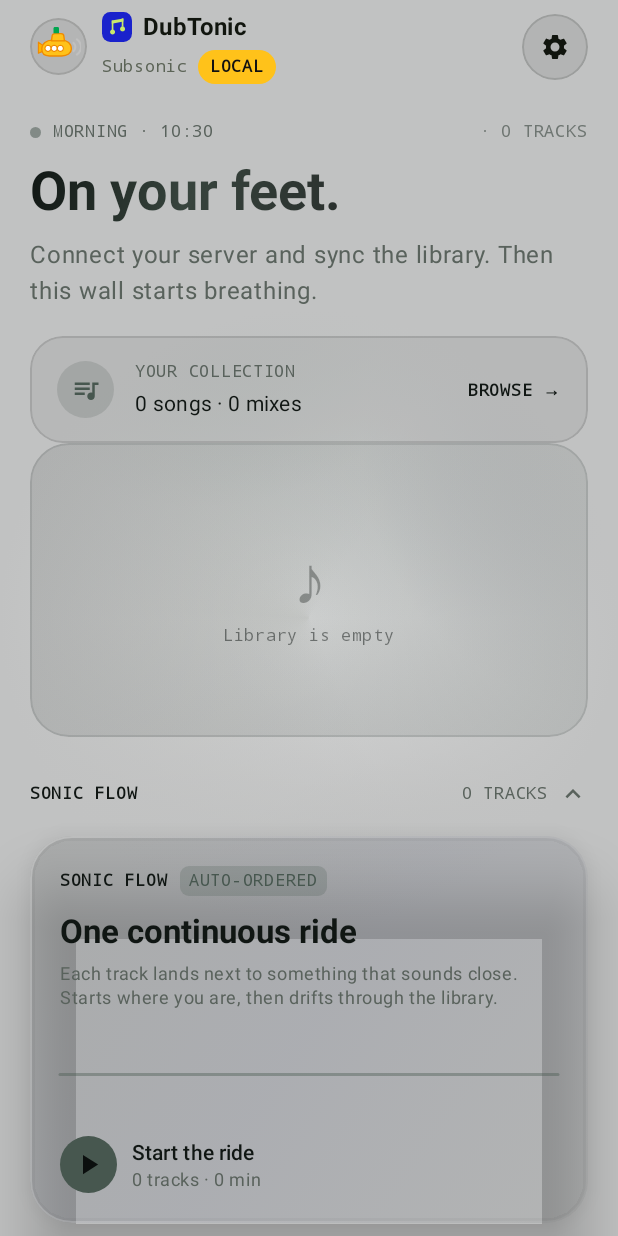
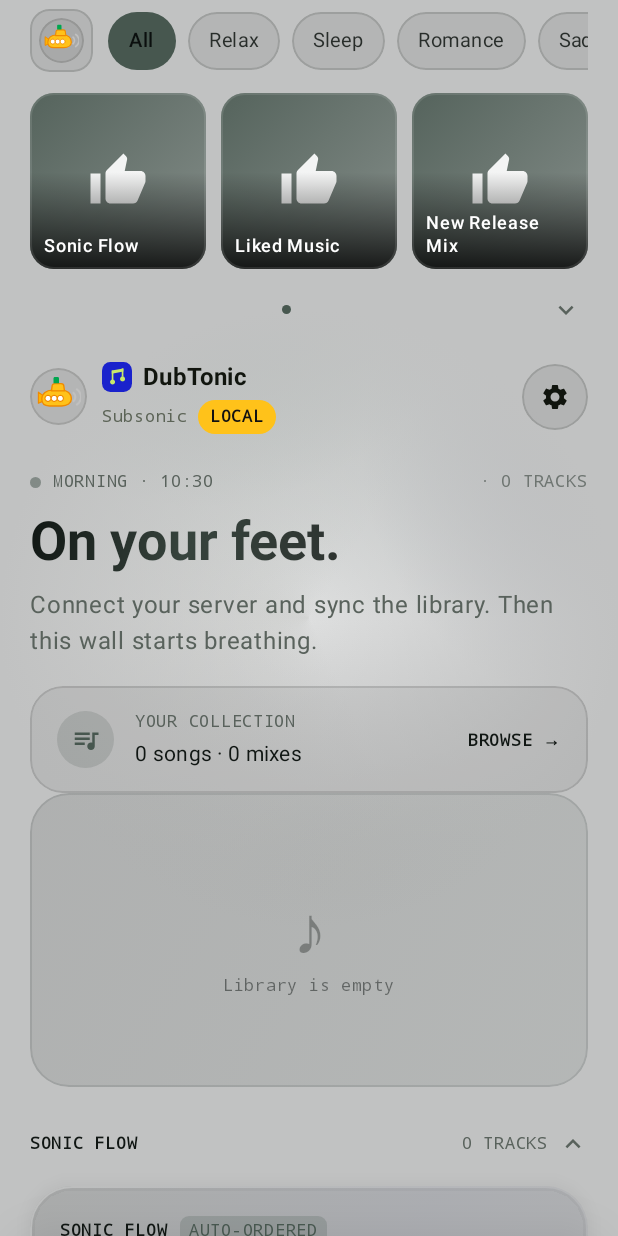
Before and after one commit to atomxkc-drold/DubTonic, an Android app built with Jetpack Compose: the screen it shows after launch (MainActivity), on a phone screen of 412 x 824 dp. Run offline under Robolectric (Android 15) with nearby library versions, the phone set to English and light mode, and no system bars; our stand-ins replace Dagger/Hilt's generated code, Room's generated code; libraries missing offline, so code that uses them is left out: androidx.palette.graphics; network calls fail; pictures from the network do not load; 5 statements that could not run were skipped.

Commit message:
Home: add a launchpad grid as the first thing on the page
Adds (nothing replaced):
- A mood chip row with the Subsonic mark at the top-left, where the reference
  puts its grid icon.
- A three-across grid of mix tiles: Sonic Flow, Liked Music, New Release Mix,
  the vibe stacks and the era buckets. Each tile is one tap to play.
- Twelve tiles per page with tappable page dots, and a chevron that folds the
  grid down to a single row.
- Chips narrow the library by genre keywords; the filter falls back to the whole
  library rather than emptying the page.
- HomeViewModel gains playLiked() and playRecent() for the two new tiles.

```diff
--- /dev/null
+++ b/app/src/main/kotlin/com/androidharness/musicplayer/feature/home/HomeLaunchpad.kt
@@ -0,0 +1,282 @@
+package com.androidharness.musicplayer.feature.home
+
+import android.net.Uri
+import androidx.compose.foundation.background
+import androidx.compose.foundation.border
+import androidx.compose.foundation.clickable
+import androidx.compose.foundation.layout.Arrangement
+import androidx.compose.foundation.layout.Box
+import androidx.compose.foundation.layout.Column
+import androidx.compose.foundation.layout.Row
+import androidx.compose.foundation.layout.Spacer
+import androidx.compose.foundation.layout.aspectRatio
+import androidx.compose.foundation.layout.fillMaxSize
+import androidx.compose.foundation.layout.fillMaxWidth
+import androidx.compose.foundation.layout.height
+import androidx.compose.foundation.layout.padding
+import androidx.compose.foundation.layout.size
+import androidx.compose.foundation.layout.width
+import androidx.compose.foundation.lazy.LazyRow
+import androidx.compose.foundation.lazy.items
+import androidx.compose.foundation.shape.CircleShape
+import androidx.compose.foundation.shape.RoundedCornerShape
+import androidx.compose.material.icons.Icons
+import androidx.compose.material.icons.filled.KeyboardArrowDown
+import androidx.compose.material.icons.filled.ThumbUp
+import androidx.compose.material3.Icon
+import androidx.compose.material3.Text
+import androidx.compose.runtime.Composable
+import androidx.compose.runtime.getValue
+import androidx.compose.runtime.mutableIntStateOf
+import androidx.compose.runtime.mutableStateOf
+import androidx.compose.runtime.remember
+import androidx.compose.runtime.saveable.rememberSaveable
+import androidx.compose.runtime.setValue
+import androidx.compose.ui.Alignment
+import androidx.compose.ui.Modifier
+import androidx.compose.ui.draw.clip
+import androidx.compose.ui.draw.rotate
+import androidx.compose.ui.graphics.Brush
+import androidx.compose.ui.graphics.Color
+import androidx.compose.ui.graphics.vector.ImageVector
+import androidx.compose.ui.layout.ContentScale
+import androidx.compose.ui.text.font.FontWeight
+import androidx.compose.ui.text.style.TextOverflow
+import androidx.compose.ui.unit.dp
+import androidx.compose.ui.unit.sp
+import coil3.compose.AsyncImage
+import com.androidharness.musicplayer.core.model.Track
+import com.androidharness.musicplayer.ui.chrome.SubsonicBadge
+
+/** One square tile in the launchpad grid. */
+data class LaunchTile(
+    val id: String,
+    val label: String,
+    val artwork: Uri?,
+    val accent: Color,
+    val icon: ImageVector? = null,
+    val onOpen: () -> Unit,
+)
+
+object Moods {
+    const val ALL = "All"
+    val chips = listOf("All", "Relax", "Sleep", "Romance", "Sad", "Focus", "Party")
+}
+
+private val moodKeywords = mapOf(
+    "Relax" to listOf("chill", "ambient", "downtempo", "lounge", "acoustic", "lo-fi", "lofi"),
+    "Sleep" to listOf("ambient", "drone", "classical", "piano", "sleep", "new age"),
+    "Romance" to listOf("r&b", "rnb", "soul", "love", "ballad", "jazz", "slow"),
+    "Sad" to listOf("sad", "emo", "blues", "acoustic", "slowcore", "melancholy"),
+    "Focus" to listOf("instrumental", "classical", "electronic", "techno", "idm"),
+    "Party" to listOf("dance", "house", "edm", "pop", "hip hop", "rap", "club"),
+)
+
+/**
+ * Library narrowed to a mood, using genre tags. Falls back to everything when the filter
+ * would leave too little behind, so a chip can never empty the page.
+ */
+fun tracksForMood(tracks: List<Track>, mood: String): List<Track> {
+    if (mood == Moods.ALL) return tracks
+    val keywords = moodKeywords[mood] ?: return tracks
+    val matches = tracks.filter { track ->
+        val genre = track.genre?.lowercase() ?: return@filter false
+        keywords.any { keyword -> genre.contains(keyword) }
+    }
+    return if (matches.size >= 12) matches else tracks
+}
+
+/**
+ * The first thing on Home: a mood chip row with the Subsonic mark at the top-left, and a
+ * three-across grid of mixes. Paged twelve at a time, and collapsible to one row.
+ */
+@Composable
+fun HomeLaunchpad(
+    tiles: List<LaunchTile>,
+    selectedMood: String,
+    onMoodSelected: (String) -> Unit,
+    onOpenSettings: () -> Unit,
+    accent: Color,
+    ink: Color,
+    muted: Color,
+    modifier: Modifier = Modifier,
+) {
+    var page by rememberSaveable { mutableIntStateOf(0) }
+    var collapsed by rememberSaveable { mutableStateOf(false) }
+
+    val perPage = 12
+    val pageCount = ((tiles.size + perPage - 1) / perPage).coerceAtLeast(1)
+    val safePage = page.coerceIn(0, pageCount - 1)
+    val visible = if (collapsed) tiles.take(3) else tiles.drop(safePage * perPage).take(perPage)
+
+    Column(modifier.fillMaxWidth()) {
+        Row(verticalAlignment = Alignment.CenterVertically) {
+            Box(
+                modifier = Modifier
+                    .size(42.dp)
+                    .clip(RoundedCornerShape(13.dp))
+                    .background(ink.copy(alpha = 0.07f))
+                    .border(1.dp, ink.copy(alpha = 0.14f), RoundedCornerShape(13.dp))
+                    .clickable(onClick = onOpenSettings),
+                contentAlignment = Alignment.Center,
+            ) {
+                SubsonicBadge(size = 30.dp, scrim = null)
+            }
+            Spacer(Modifier.width(10.dp))
+            LazyRow(
+                horizontalArrangement = Arrangement.spacedBy(8.dp),
+                verticalAlignment = Alignment.CenterVertically,
+                modifier = Modifier.fillMaxWidth(),
+            ) {
+                items(Moods.chips) { mood ->
+                    MoodChip(
+                        label = mood,
+                        selected = mood == selectedMood,
+                        accent = accent,
+                        ink = ink,
+                        muted = muted,
+                        onClick = { onMoodSelected(mood) },
+                    )
+                }
+            }
+        }
+
+        Spacer(Modifier.height(14.dp))
+
+        visible.chunked(3).forEach { row ->
+            Row(
+                Modifier.fillMaxWidth(),
+                horizontalArrangement = Arrangement.spacedBy(10.dp),
+            ) {
+                row.forEach { tile ->
+                    LaunchTileCard(tile = tile, modifier = Modifier.weight(1f))
+                }
+                repeat(3 - row.size) { Spacer(Modifier.weight(1f)) }
+            }
+            Spacer(Modifier.height(10.dp))
+        }
+
+        Row(
+            Modifier.fillMaxWidth().padding(top = 2.dp),
+            verticalAlignment = Alignment.CenterVertically,
+        ) {
+            Spacer(Modifier.weight(1f))
+            if (!collapsed) {
+                repeat(pageCount) { index ->
+                    Box(
+                        Modifier
+                            .padding(horizontal = 3.dp)
+                            .size(6.dp)
+                            .clip(CircleShape)
+                            .background(
+                                if (index == safePage) accent else ink.copy(alpha = 0.22f)
+                            )
+                            .clickable { page = index }
+                    )
+                }
+            }
+            Spacer(Modifier.weight(1f))
+            Box(
+                Modifier
+                    .size(30.dp)
+                    .clip(CircleShape)
+                    .clickable { collapsed = !collapsed },
+                contentAlignment = Alignment.Center,
+            ) {
+                Icon(
+                    imageVector = Icons.Filled.KeyboardArrowDown,
+                    contentDescription = if (collapsed) "Show all mixes" else "Collapse mixes",
+                    tint = muted,
+                    modifier = Modifier.rotate(if (collapsed) 180f else 0f).size(20.dp),
+                )
+            }
+        }
+    }
+}
+
+@Composable
+private fun MoodChip(
+    label: String,
+    selected: Boolean,
+    accent: Color,
+    ink: Color,
+    muted: Color,
+    onClick: () -> Unit,
+) {
+    Text(
+        text = label,
+        color = if (selected) Color(0xFF0B0F0E) else ink.copy(alpha = 0.86f),
+        fontSize = 13.sp,
+        fontWeight = if (selected) FontWeight.SemiBold else FontWeight.Normal,
+        modifier = Modifier
+            .clip(RoundedCornerShape(50))
+            .background(if (selected) accent else ink.copy(alpha = 0.07f))
+            .border(
+                1.dp,
+                if (selected) Color.Transparent else ink.copy(alpha = 0.14f),
+                RoundedCornerShape(50),
+            )
+            .clickable(onClick = onClick)
+            .padding(horizontal = 14.dp, vertical = 7.dp),
+    )
+}
+
+@Composable
+private fun LaunchTileCard(tile: LaunchTile, modifier: Modifier = Modifier) {
+    val shape = RoundedCornerShape(16.dp)
+    Box(
+        modifier
+            .aspectRatio(1f)
+            .clip(shape)
+            .background(tile.accent.copy(alpha = 0.22f))
+            .border(1.dp, Color.White.copy(alpha = 0.10f), shape)
+            .clickable(onClick = tile.onOpen),
+    ) {
+        if (tile.artwork != null) {
+            AsyncImage(
+                model = tile.artwork,
+                contentDescription = null,
+                contentScale = ContentScale.Crop,
+                modifier = Modifier.fillMaxSize(),
+            )
+        } else {
+            Box(
+                Modifier.fillMaxSize().background(
+                    Brush.linearGradient(
+                        listOf(tile.accent.copy(alpha = 0.85f), tile.accent.copy(alpha = 0.35f))
+                    )
+                ),
+                contentAlignment = Alignment.Center,
+            ) {
+                Icon(
+                    imageVector = tile.icon ?: Icons.Filled.ThumbUp,
+                    contentDescription = null,
+                    tint = Color.White.copy(alpha = 0.92f),
+                    modifier = Modifier.size(40.dp),
+                )
+            }
+        }
+
+        Box(
+            Modifier.fillMaxSize().background(
+                Brush.verticalGradient(
+                    0.45f to Color.Transparent,
+                    1f to Color.Black.copy(alpha = 0.82f),
+                )
+            )
+        )
+
+        Text(
+            text = tile.label,
+            color = Color.White,
+            fontSize = 12.sp,
+            fontWeight = FontWeight.SemiBold,
+            lineHeight = 15.sp,
+            maxLines = 2,
+            overflow = TextOverflow.Ellipsis,
+            modifier = Modifier
+                .align(Alignment.BottomStart)
+                .padding(horizontal = 9.dp, vertical = 8.dp),
+        )
+    }
+}
--- a/app/src/main/kotlin/com/androidharness/musicplayer/feature/home/HomeScreen.kt
+++ b/app/src/main/kotlin/com/androidharness/musicplayer/feature/home/HomeScreen.kt
@@ -31,6 +31,7 @@ import androidx.compose.foundation.verticalScroll
 import androidx.compose.material.icons.Icons
 import androidx.compose.material.icons.filled.KeyboardArrowDown
 import androidx.compose.material.icons.filled.Settings
+import androidx.compose.material.icons.filled.ThumbUp
 import androidx.compose.material3.Button
 import androidx.compose.material3.ButtonDefaults
 import androidx.compose.material3.Icon
@@ -108,7 +109,17 @@ fun HomeScreen(
     val stacks = remember(tracks) { buildVibeStacks(tracks, limit = 6, minSize = 3) }
     val route = remember(tracks) { buildSonicFlow(tracks, maxTracks = 14) }
     var eraStart by rememberSaveable(tracks) { mutableStateOf<Int?>(null) }
+    var homeMood by rememberSaveable { mutableStateOf(Moods.ALL) }
     val selectedEra = buckets.firstOrNull { it.startYear == eraStart } ?: buckets.maxByOrNull { it.count }
+
+    val moodPool = remember(tracks, homeMood) { tracksForMood(tracks, homeMood) }
+    val moodStacks = remember(moodPool, stacks) {
+        val ids = moodPool.mapTo(HashSet()) { it.id }
+        stacks.filter { stack -> stack.trackIds.any { it in ids } }.ifEmpty { stacks }
+    }
+    val moodBuckets = remember(moodPool, buckets) {
+        eraBuckets(moodPool, includeUndated = true).ifEmpty { buckets }
+    }
 
     val accentFor: (Int) -> Color = remember(aurora, dark) {
         { index ->
@@ -117,6 +128,57 @@ fun HomeScreen(
             if (dark) tint else lerp(tint, Color(0xFF0E2A24), 0.35f)
         }
     }
+
+    // Launchpad tiles: the same mixes the shelves below offer, but as one tap targets.
+    val launchTiles = buildList {
+        add(
+            LaunchTile(
+                id = "flow",
+                label = "Sonic Flow",
+                artwork = viewModel.artUri(route.firstOrNull()?.coverArtId),
+                accent = accent,
+            ) { viewModel.playFlow(playback.trackId) }
+        )
+        add(
+            LaunchTile(
+                id = "liked",
+                label = "Liked Music",
+                artwork = null,
+                accent = accent,
+                icon = Icons.Filled.ThumbUp,
+            ) { viewModel.playLiked() }
+        )
+        add(
+            LaunchTile(
+                id = "recent",
+                label = "New Release Mix",
+                artwork = viewModel.artUri(moodPool.maxByOrNull { it.addedAtMs }?.coverArtId),
+                accent = accent,
+            ) { viewModel.playRecent() }
+        )
+        moodStacks.take(4).forEachIndexed { index, stack ->
+            add(
+                LaunchTile(
+                    id = "stack-${stack.id}",
+                    label = stack.title,
+                    artwork = viewModel.artUri(stack.coverArtIds.firstOrNull()),
+                    accent = accentFor(index),
+                ) { viewModel.playStack(stack) }
+            )
+        }
+        moodBuckets.take(4).forEachIndexed { index, bucket ->
+            add(
+                LaunchTile(
+                    id = "era-${bucket.startYear}",
+                    label = bucket.label,
+                    artwork = viewModel.artUri(
+                        tracksInEra(moodPool, bucket).firstOrNull()?.coverArtId
+                    ),
+                    accent = accentFor(index),
+                ) { viewModel.playEra(bucket) }
+            )
+        }
+    }.take(12)
 
     Box(modifier = Modifier.fillMaxSize().background(base)) {
         HomeBackdrop(
@@ -151,6 +213,18 @@ fun HomeScreen(
                     .padding(horizontal = 20.dp),
             ) {
                 Spacer(Modifier.height(6.dp))
+
+                HomeLaunchpad(
+                    tiles = launchTiles,
+                    selectedMood = homeMood,
+                    onMoodSelected = { homeMood = it },
+                    onOpenSettings = onOpenSettings,
+                    accent = accent,
+                    ink = ink,
+                    muted = muted,
+                )
+
+                Spacer(Modifier.height(18.dp))
 
                 SubsonicBrandHeader(
                     username = session?.username,
--- a/app/src/main/kotlin/com/androidharness/musicplayer/feature/home/HomeViewModel.kt
+++ b/app/src/main/kotlin/com/androidharness/musicplayer/feature/home/HomeViewModel.kt
@@ -100,6 +100,16 @@ class HomeViewModel @Inject constructor(
         play(tracks.value, shuffle = true)
     }
 
+    /** Liked Music tile in the Home launchpad. */
+    fun playLiked() {
+        play(tracks.value.filter { it.isFavorite }, shuffle = true)
+    }
+
+    /** New Release Mix tile: the most recently added songs. */
+    fun playRecent() {
+        play(tracks.value.sortedByDescending { it.addedAtMs }.take(30), shuffle = false)
+    }
+
     /** Auto-ordered continuous mix that starts from the track already playing. */
     fun playFlow(seedId: String? = null) {
         val library = tracks.value
```
